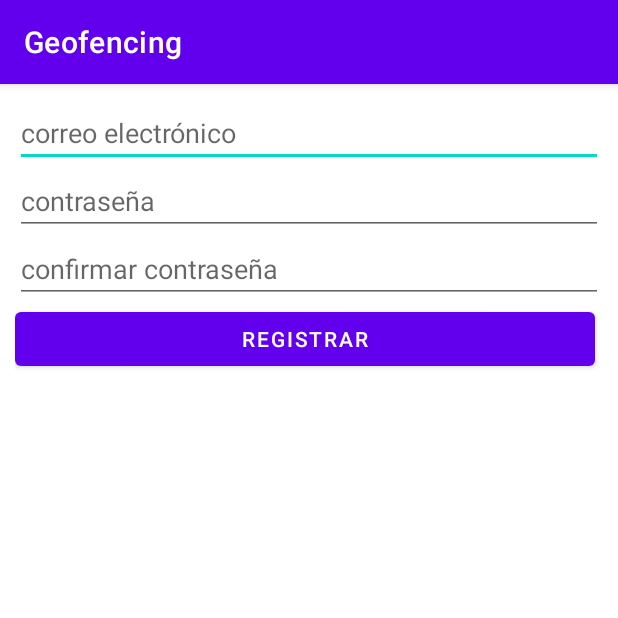
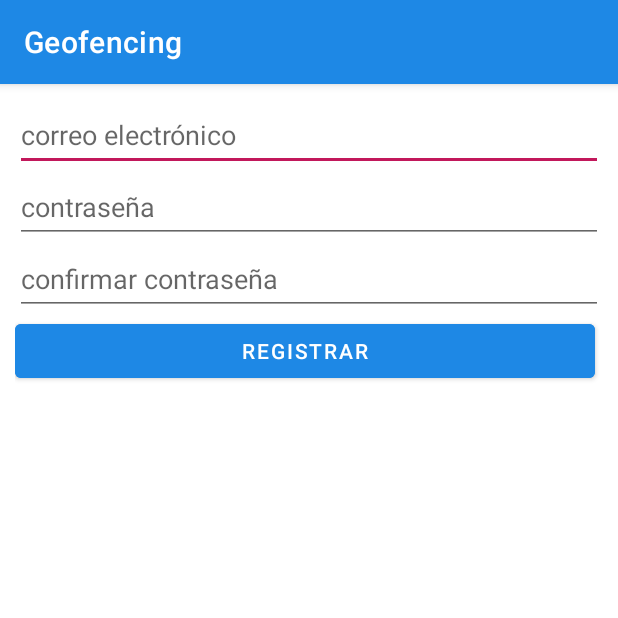
Before and after one commit to mparra37/Geofencing, an Android app: the RegistroActivity screen opened directly, with no data from a screen before it, on a phone screen of 412 x 824 dp, the top half of it. Run offline under Robolectric (Android 15) with nearby library versions, the phone set to English and light mode, and no system bars; our stand-ins replace Firebase (no records; nobody signed in at launch, a user with empty details on screens opened directly).

Commit message:
change colors

```diff
--- a/app/src/main/res/layout/activity_contrasena.xml
+++ b/app/src/main/res/layout/activity_contrasena.xml
@@ -16,7 +16,7 @@
         <EditText
             android:id="@+id/et_correo_cont"
             android:layout_width="match_parent"
-            android:layout_height="wrap_content"
+            android:layout_height="48dp"
             android:inputType="textEmailAddress"
             android:ems="10"
             android:hint="correo electrónico"/>
@@ -24,6 +24,7 @@
         <Button
             android:id="@+id/btn_restablecer"
             android:text="Restablecer Contraseña"
+            android:backgroundTint="@color/primaryColor"
             android:layout_width="match_parent"
             android:layout_marginRight="5dp"
             android:layout_height="wrap_content"
--- a/app/src/main/res/layout/activity_login.xml
+++ b/app/src/main/res/layout/activity_login.xml
@@ -15,14 +15,14 @@
 
         <EditText
             android:layout_width="match_parent"
-            android:layout_height="wrap_content"
+            android:layout_height="48dp"
             android:inputType="textEmailAddress"
             android:ems="10"
             android:id="@+id/et_correo"
             android:hint="correo electrónico"/>
         <EditText
             android:layout_width="match_parent"
-            android:layout_height="wrap_content"
+            android:layout_height="48dp"
             android:inputType="textPassword"
             android:ems="10"
             android:id="@+id/et_contra" android:hint="contraseña"/>
@@ -37,6 +37,7 @@
                 android:layout_width="wrap_content"
                 android:layout_marginRight="5dp"
                 android:layout_height="wrap_content"
+                android:backgroundTint="@color/primaryColor"
                 android:layout_weight="1"/>
             <Button
                 android:id="@+id/btn_ingresar"
@@ -44,6 +45,7 @@
                 android:layout_marginLeft="5dp"
                 android:layout_width="wrap_content"
                 android:layout_height="wrap_content"
+                android:backgroundTint="@color/primaryColor"
                 android:layout_weight="1"/>
         </LinearLayout>
 
--- a/app/src/main/res/layout/activity_registro.xml
+++ b/app/src/main/res/layout/activity_registro.xml
@@ -15,14 +15,14 @@
 
         <EditText
             android:layout_width="match_parent"
-            android:layout_height="wrap_content"
+            android:layout_height="48dp"
             android:inputType="textEmailAddress"
             android:ems="10"
             android:id="@+id/et_correo_reg"
             android:hint="correo electrónico"/>
         <EditText
             android:layout_width="match_parent"
-            android:layout_height="wrap_content"
+            android:layout_height="48dp"
             android:inputType="textPassword"
             android:ems="10"
             android:id="@+id/et_contra_reg"
@@ -30,7 +30,7 @@
 
         <EditText
             android:layout_width="match_parent"
-            android:layout_height="wrap_content"
+            android:layout_height="48dp"
             android:inputType="textPassword"
             android:ems="10"
             android:id="@+id/et_contra2_reg"
@@ -41,7 +41,8 @@
             android:text="Registrar"
             android:layout_width="match_parent"
             android:layout_marginRight="5dp"
-            android:layout_height="wrap_content"
+            android:layout_height="48dp"
+            android:backgroundTint="@color/primaryColor"
             android:layout_weight="1"/>
 
 
--- a/app/src/main/res/values/colors.xml
+++ b/app/src/main/res/values/colors.xml
@@ -7,4 +7,21 @@
     <color name="teal_700">#FF018786</color>
     <color name="black">#FF000000</color>
     <color name="white">#FFFFFFFF</color>
+
+    <color name="primaryColor">#1E88E5</color> <!-- Blue 600 -->
+    <color name="primaryLightColor">#6AB7FF</color> <!-- Blue 400 -->
+    <color name="primaryDarkColor">#005CB2</color> <!-- Blue 800 -->
+
+    <!-- Secondary Colors -->
+    <color name="secondaryColor">#C2185B</color> <!-- Pink 700 -->
+    <color name="secondaryLightColor">#FA5788</color> <!-- Pink 300 -->
+    <color name="secondaryDarkColor">#8C0032</color> <!-- Pink 900 -->
+
+    <!-- On Colors (for text and icons on top of primary and secondary colors) -->
+    <color name="onPrimaryColor">#FFFFFF</color> <!-- White for text/icons on primary color -->
+    <color name="onSecondaryColor">#FFFFFF</color>
+
+    <color name="buttonColor">#1A73E8</color> <!-- A deep, rich blue -->
+
+
 </resources>
--- a/app/src/main/res/values/themes.xml
+++ b/app/src/main/res/values/themes.xml
@@ -2,18 +2,17 @@
     <!-- Base application theme. -->
     <style name="Theme.Geofencing" parent="Theme.MaterialComponents.DayNight.DarkActionBar">
         <!-- Primary brand color. -->
-        <item name="colorPrimary">@color/purple_500</item>
-        <item name="colorPrimaryVariant">@color/purple_700</item>
-        <item name="colorOnPrimary">@color/white</item>
-        <!-- Secondary brand color. -->
-        <item name="colorSecondary">@color/teal_200</item>
-        <item name="colorSecondaryVariant">@color/teal_700</item>
-        <item name="colorOnSecondary">@color/black</item>
-        <!-- Status bar color. -->
+        <item name="colorPrimary">@color/primaryColor</item>
+        <item name="colorPrimaryVariant">@color/primaryDarkColor</item>
+        <item name="colorOnPrimary">@color/onPrimaryColor</item>
+        <!-- Secondary brand color -->
+        <item name="colorSecondary">@color/secondaryColor</item>
+        <item name="colorSecondaryVariant">@color/secondaryDarkColor</item>
+        <item name="colorOnSecondary">@color/onSecondaryColor</item>
+        <!-- Status bar color -->
         <item name="android:statusBarColor">?attr/colorPrimaryVariant</item>
-        <!-- Customize your theme here. -->
+        <!-- Customize your theme here -->
         <item name="textInputStyle">@style/Widget.MaterialComponents.TextInputLayout.FilledBox</item>
-
     </style>
 
     <style name="Theme.Geofencing.NoActionBar">
@@ -24,4 +23,9 @@
     <style name="Theme.Geofencing.AppBarOverlay" parent="ThemeOverlay.AppCompat.Dark.ActionBar" />
 
     <style name="Theme.Geofencing.PopupOverlay" parent="ThemeOverlay.AppCompat.Light" />
+
+
+
+
+
 </resources>
```
